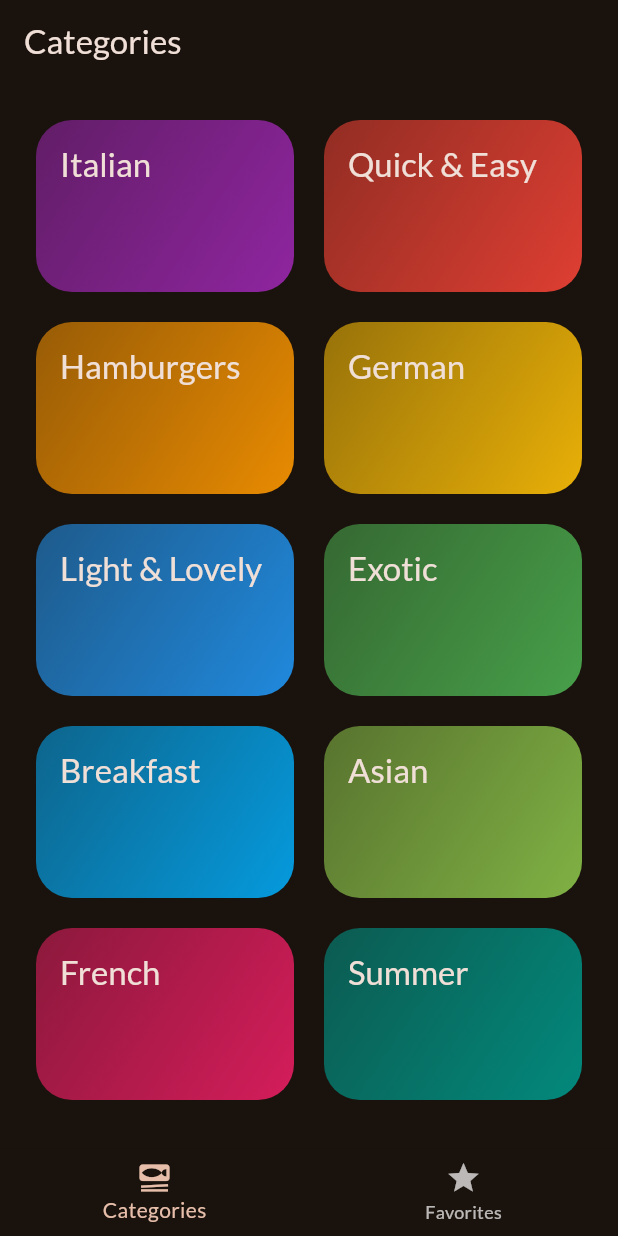
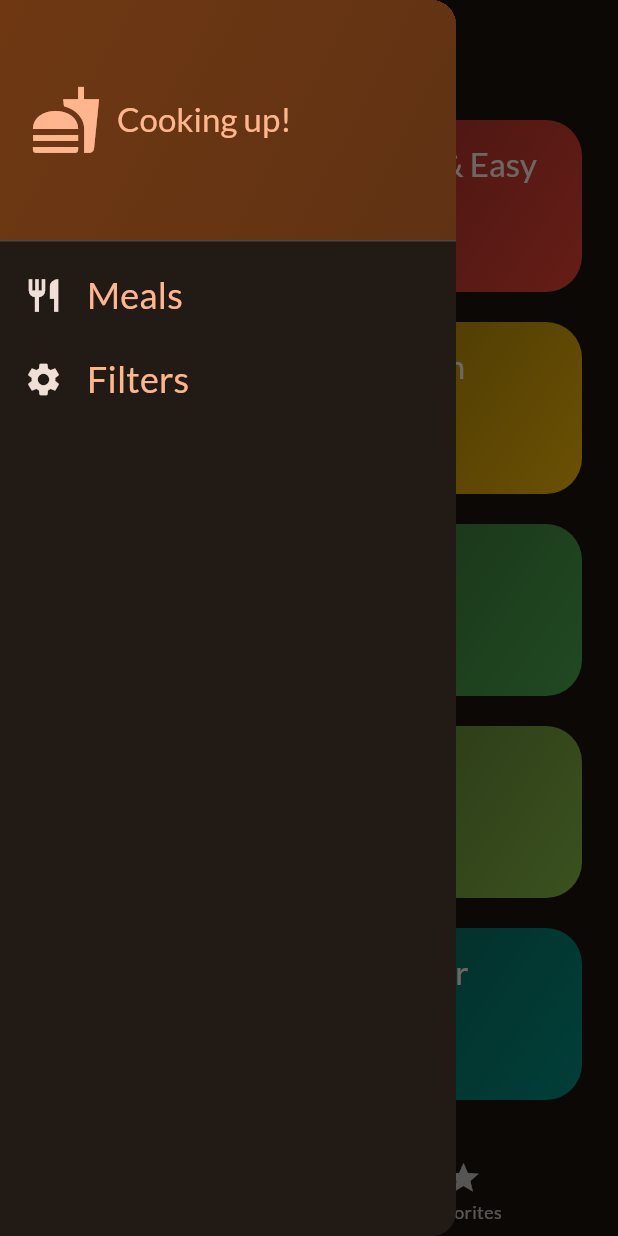
Before and after one commit to piyusshh07/Meals_app, a Flutter app: the screen it shows after launch, with the side drawer open (before the commit the screen has no drawer), on a phone screen of 412 x 824 dp. Run offline on Flutter 3.47's test engine with Material 3 defaults, Android fonts, the phone set to English and light mode, and no system bars; our stand-ins replace google_fonts, transparent_image.

Commit message:
favorites and drawer added

```diff
--- a/lib/screens/categories.dart
+++ b/lib/screens/categories.dart
@@ -3,12 +3,13 @@ import 'package:flutter/widgets.dart';
 import 'package:meals_app/data/dummy_data.dart';
 import 'package:meals_app/main.dart';
 import 'package:meals_app/models/category.dart';
+import 'package:meals_app/models/meal.dart';
 import 'package:meals_app/screens/meals.dart';
 import 'package:meals_app/widgets/category_grid_item.dart';
 
 class CategoriesScreen extends StatelessWidget{
-const   CategoriesScreen({super.key});
-
+const   CategoriesScreen({super.key,required this.OnTogglefavorite});
+final void Function(Meal meal) OnTogglefavorite;
 void _selectedCategory(BuildContext context,Category category){
  final filteredmeals= dummyMeals.where((meal) => meal.categories.contains(category.id)).toList();
   Navigator.push(
@@ -17,7 +18,8 @@ void _selectedCategory(BuildContext context,Category category){
           builder: (ctx)=>
               MealsScreen(
                   title: category.title ,
-                  meals: filteredmeals
+                  meals: filteredmeals,
+                OnTogglefavorite:OnTogglefavorite
               ,)));
 }
   @override
--- a/lib/screens/meals.dart
+++ b/lib/screens/meals.dart
@@ -4,13 +4,14 @@ import 'package:meals_app/screens/meal_details.dart';
 import 'package:meals_app/widgets/meal_item.dart';
 
 class MealsScreen extends StatelessWidget {
-  const MealsScreen({super.key, this.title, required this.meals});
+  const MealsScreen({super.key, this.title, required this.meals,required this.OnTogglefavorite});
 
   final String? title;
   final List<Meal> meals;
+  final void Function(Meal meal) OnTogglefavorite;
 
   void selectmeal (BuildContext context,Meal meal){
-    Navigator.of(context).push(MaterialPageRoute(builder: (ctx)=>MealDetailsScreen(meal: meal,)));
+    Navigator.of(context).push(MaterialPageRoute(builder: (ctx)=>MealDetailsScreen(meal: meal,OnTogglefavorite: OnTogglefavorite,)));
   }
 
   @override
--- a/lib/screens/tabs.dart
+++ b/lib/screens/tabs.dart
@@ -1,6 +1,8 @@
 import 'package:flutter/material.dart';
+import 'package:meals_app/models/meal.dart';
 import 'package:meals_app/screens/categories.dart';
 import 'package:meals_app/screens/meals.dart';
+import 'package:meals_app/widgets/main_drawer.dart';
 
 class TabsScreen extends StatefulWidget{
 
@@ -13,6 +15,33 @@ class TabsScreen extends StatefulWidget{
 class _TabsScreenState extends State<TabsScreen>{
 
   int  _selectedpageindex =0;
+
+  final List<Meal> _favoriteMeals=[];
+
+  void _showinfomessage(String Message){
+    ScaffoldMessenger.of(context).clearSnackBars();
+    ScaffoldMessenger.of(context).
+    showSnackBar(SnackBar(content: Text(Message)));
+  }
+
+  void _toggleMealFavoriteStatus(Meal meal){
+    final isExisting=_favoriteMeals.contains(meal);
+
+    if(isExisting){
+      setState(() {
+        _favoriteMeals.remove(meal);
+        _showinfomessage("Meal is no longer Favorite");
+      });
+
+    }
+    else{
+      setState(() {
+        _favoriteMeals.add(meal);
+        _showinfomessage("Meal is added to Fovorite");
+      });
+
+    }
+  }
   void _selectpage(int index){
     setState(() {
       _selectedpageindex =index;
@@ -21,11 +50,11 @@ class _TabsScreenState extends State<TabsScreen>{
   @override
   Widget build(BuildContext context) {
 
-    Widget activepage=CategoriesScreen();
+    Widget activepage=CategoriesScreen(OnTogglefavorite: _toggleMealFavoriteStatus,);
     var Activepagetitle="Categories";
 
     if(_selectedpageindex==1){
-      activepage=const MealsScreen(meals: []);
+      activepage= MealsScreen(meals: _favoriteMeals,OnTogglefavorite: _toggleMealFavoriteStatus,);
       Activepagetitle ="Your Favorite meals";
     }
     return
@@ -33,6 +62,7 @@ class _TabsScreenState extends State<TabsScreen>{
         appBar: AppBar(
           title: Text(Activepagetitle),
         ),
+        drawer: MainDrawer(),
         body: activepage,
         bottomNavigationBar: BottomNavigationBar(
           onTap: _selectpage,
@@ -42,7 +72,7 @@ class _TabsScreenState extends State<TabsScreen>{
             BottomNavigationBarItem(icon:Icon(Icons.star) ,label:"Favorites" )
           ],
         ),
-      )
+        )
       ;
   }
 
--- /dev/null
+++ b/lib/widgets/main_drawer.dart
@@ -0,0 +1,54 @@
+import 'package:flutter/cupertino.dart';
+import 'package:flutter/material.dart';
+
+class MainDrawer extends StatelessWidget{
+  MainDrawer({super.key});
+  @override
+  Widget build(BuildContext context) {
+    return Drawer(
+      child: Column(
+        children: [
+          DrawerHeader(padding: EdgeInsets.all(20),
+            decoration: BoxDecoration(
+            gradient: LinearGradient(
+              colors: [
+                Theme.of(context).colorScheme.primaryContainer,
+                Theme.of(context).colorScheme.primaryContainer.withOpacity(0.8),],
+            begin: Alignment.topLeft,
+              end: Alignment.bottomRight,
+            )
+          ),
+            child: Row(
+              children: [
+                Icon(Icons.fastfood ,size: 48,color: Theme.of(context).colorScheme.primary,),
+                SizedBox(width: 10),
+                Text("Cooking up!",
+                  style: Theme.of(context).
+                  textTheme.titleLarge!.copyWith(
+                      color: Theme.of(context).colorScheme.primary, ),)
+              ],
+            ),)
+          ,ListTile(
+            leading: Icon(Icons.restaurant,size: 26,color: Theme.of(context).colorScheme.onBackground,),
+            title: Text("Meals",style:Theme.of(context).
+            textTheme.titleSmall!.copyWith(
+              color: Theme.of(context).colorScheme.primary,fontSize: 24 )
+            ,),
+            onTap: (){
+            //  Navigator.of(context).push(route)
+            },
+          )
+          ,ListTile(
+            leading: Icon(Icons.settings,size: 26,color: Theme.of(context).colorScheme.onBackground,),
+            title: Text("Filters",style:Theme.of(context).
+            textTheme.titleSmall!.copyWith(
+                color: Theme.of(context).colorScheme.primary,fontSize: 24 )
+              ,),
+            onTap: (){},
+          )
+        ],
+      ),
+    );
+  }
+
+}
```
Also changed, not shown: lib/screens/meal_details.dart (+8 -2 lines).
